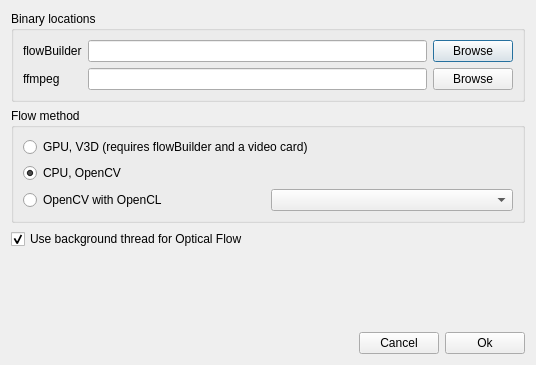
Qt form src/slowmoVideo/slowmoUI/dialogues/preferencesDialog.ui (slowmoVideo/slowmoVideo) before a commit.
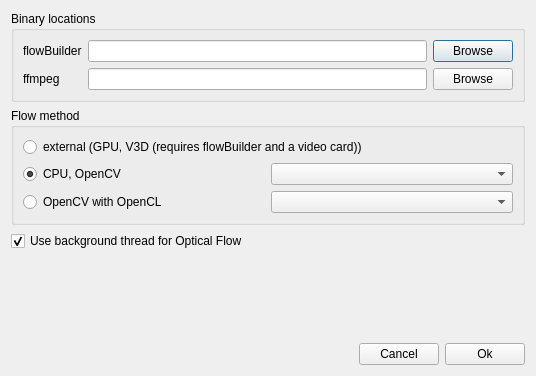
The same form after that commit.

Commit message: add combo box for selecting OCL algo

Diff of the .ui file:
```diff
--- a/src/slowmoVideo/slowmoUI/dialogues/preferencesDialog.ui
+++ b/src/slowmoVideo/slowmoUI/dialogues/preferencesDialog.ui
@@ -7,7 +7,7 @@
     <x>0</x>
     <y>0</y>
     <width>536</width>
-    <height>365</height>
+    <height>376</height>
    </rect>
   </property>
   <property name="windowTitle">
@@ -68,12 +68,18 @@
      </property>
      <layout class="QVBoxLayout" name="verticalLayout_3">
       <item>
+       <layout class="QHBoxLayout" name="horizontalLayout_5">
+        <item>
        <widget class="QRadioButton" name="methodV3D">
         <property name="text">
-         <string>GPU, V3D (requires flowBuilder and a video card)</string>
+           <string>external (GPU, V3D (requires flowBuilder and a video card))</string>
         </property>
        </widget>
       </item>
+       </layout>
+      </item>
+      <item>
+       <layout class="QHBoxLayout" name="horizontalLayout_4">
       <item>
        <widget class="QRadioButton" name="methodOCV">
         <property name="text">
@@ -83,6 +89,11 @@
          <bool>true</bool>
         </property>
        </widget>
+        </item>
+        <item>
+         <widget class="QComboBox" name="oclAlgo"/>
+        </item>
+       </layout>
       </item>
       <item>
        <layout class="QHBoxLayout" name="horizontalLayout_3">
```
Lines whose indentation alone changed are shown as unchanged. The commit also changes 1 other file.
